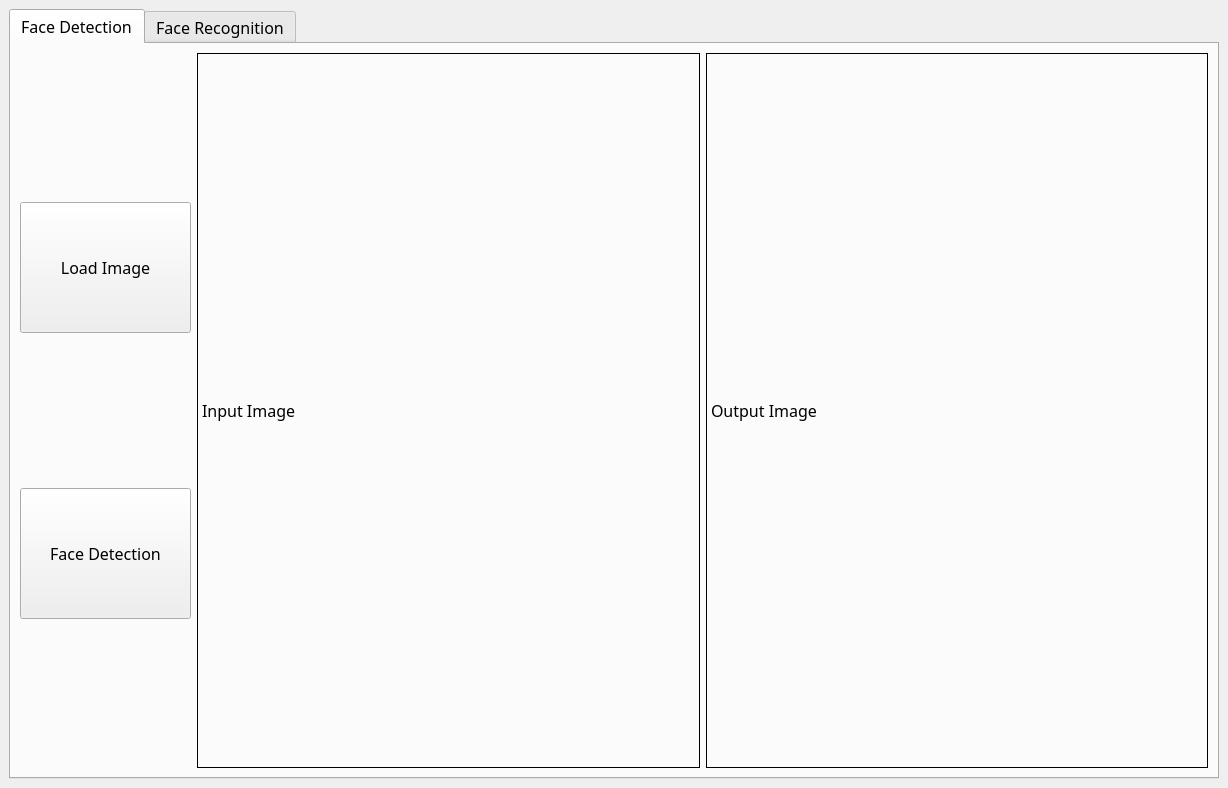
Old version of the form Task5/ImageView.ui in the repository mennahamdy33/CV.
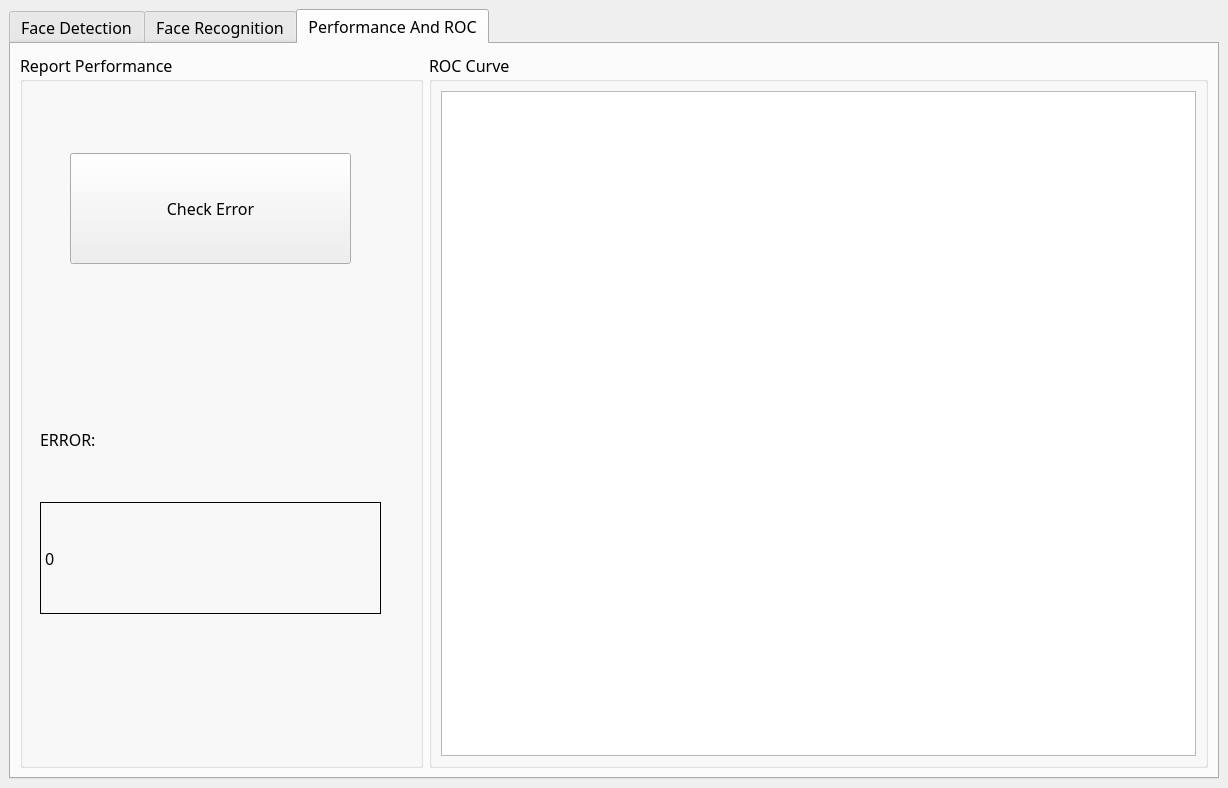
New version of the form. The open tabs and pages were chosen to show the change. Custom widgets are drawn as their Qt base class.

Commit message: Error Tab

What changed in the file:
```diff
--- a/Task5/ImageView.ui
+++ b/Task5/ImageView.ui
@@ -611,6 +611,92 @@
         </item>
        </layout>
       </widget>
+      <widget class="QWidget" name="report">
+       <attribute name="title">
+        <string>Performance And ROC</string>
+       </attribute>
+       <layout class="QGridLayout" name="gridLayout_6">
+        <item row="0" column="1">
+         <widget class="QGroupBox" name="groupBox_2">
+          <property name="title">
+           <string>ROC Curve</string>
+          </property>
+          <layout class="QGridLayout" name="gridLayout_7">
+           <item row="0" column="1">
+            <widget class="PlotWidget" name="rocCurve"/>
+           </item>
+          </layout>
+         </widget>
+        </item>
+        <item row="0" column="0">
+         <widget class="QGroupBox" name="groupBox">
+          <property name="sizePolicy">
+           <sizepolicy hsizetype="Fixed" vsizetype="Preferred">
+            <horstretch>0</horstretch>
+            <verstretch>0</verstretch>
+           </sizepolicy>
+          </property>
+          <property name="minimumSize">
+           <size>
+            <width>403</width>
+            <height>0</height>
+           </size>
+          </property>
+          <property name="maximumSize">
+           <size>
+            <width>403</width>
+            <height>16777215</height>
+           </size>
+          </property>
+          <property name="title">
+           <string>Report Performance </string>
+          </property>
+          <widget class="QPushButton" name="checkError">
+           <property name="geometry">
+            <rect>
+             <x>50</x>
+             <y>100</y>
+             <width>281</width>
+             <height>111</height>
+            </rect>
+           </property>
+           <property name="text">
+            <string>Check Error</string>
+           </property>
+          </widget>
+          <widget class="QWidget" name="">
+           <property name="geometry">
+            <rect>
+             <x>20</x>
+             <y>330</y>
+             <width>341</width>
+             <height>231</height>
+            </rect>
+           </property>
+           <layout class="QVBoxLayout" name="verticalLayout_6">
+            <item>
+             <widget class="QLabel" name="label_7">
+              <property name="text">
+               <string>ERROR:</string>
+              </property>
+             </widget>
+            </item>
+            <item>
+             <widget class="QLabel" name="errorText">
+              <property name="frameShape">
+               <enum>QFrame::Box</enum>
+              </property>
+              <property name="text">
+               <string>0</string>
+              </property>
+             </widget>
+            </item>
+           </layout>
+          </widget>
+         </widget>
+        </item>
+       </layout>
+      </widget>
      </widget>
     </item>
    </layout>
@@ -626,6 +712,13 @@
    </property>
   </widget>
  </widget>
+ <customwidgets>
+  <customwidget>
+   <class>PlotWidget</class>
+   <extends>QGraphicsView</extends>
+   <header>plotwidget.h</header>
+  </customwidget>
+ </customwidgets>
  <resources/>
  <connections/>
 </ui>
```
Left out of the diff: 2 changed lines with no effect on the pictures. The commit also changes 2456 other files.
